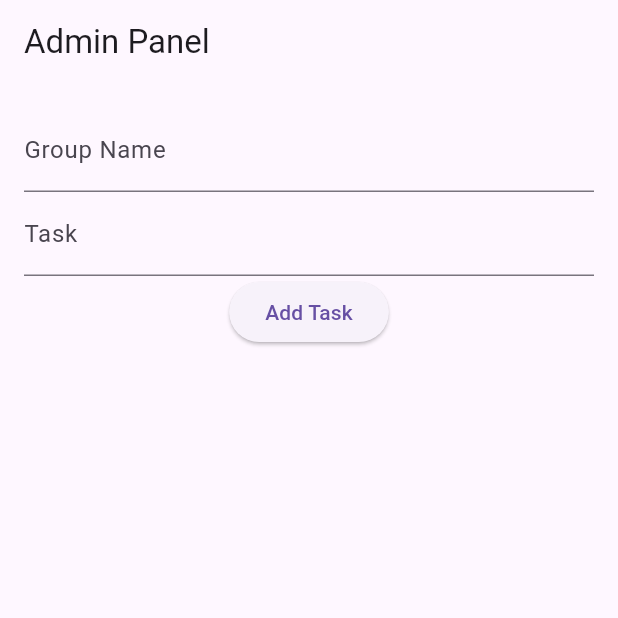
After one commit to ezgidmrplt/MobilUygulamaProje, a Flutter app: the AdminScreen screen opened directly, on a phone screen of 412 x 824 dp, the top half of it. The commit adds this screen. Run offline on Flutter 3.47's test engine with Material 3 defaults, Android fonts, the light colour scheme and no system bars; our stand-ins replace cloud_firestore, firebase_auth, firebase_core, google_fonts; accounts and stored records are empty.

Commit message:
admin ekranı home ekranı veri akışı tamamlandı admin ekranına yönlendirme yapılıyor artık login ekranında

```diff
--- /dev/null
+++ b/lib/admin.dart
@@ -0,0 +1,66 @@
+import 'package:flutter/material.dart';
+import 'package:cloud_firestore/cloud_firestore.dart';
+
+class AdminScreen extends StatelessWidget {
+  final TextEditingController groupNameController = TextEditingController();
+  final TextEditingController taskController = TextEditingController();
+
+  @override
+  Widget build(BuildContext context) {
+    return Scaffold(
+      appBar: AppBar(
+        title: Text("Admin Panel"),
+      ),
+      body: Padding(
+        padding: const EdgeInsets.all(16.0),
+        child: Column(
+          children: [
+            TextField(
+              controller: groupNameController,
+              decoration: InputDecoration(labelText: "Group Name"),
+            ),
+            TextField(
+              controller: taskController,
+              decoration: InputDecoration(labelText: "Task"),
+            ),
+            ElevatedButton(
+              onPressed: () {
+                FirebaseFirestore.instance.collection('tasks').add({
+                  'task': taskController.text,
+                  'deliveryDate': DateTime.now(),
+                  'isCompleted': false,
+                });
+              },
+              child: Text("Add Task"),
+            ),
+            Expanded(
+              child: StreamBuilder(
+                stream: FirebaseFirestore.instance.collection('tasks').snapshots(),
+                builder: (context, AsyncSnapshot<QuerySnapshot> snapshot) {
+                  if (!snapshot.hasData) return CircularProgressIndicator();
+                  return ListView(
+                    children: snapshot.data!.docs.map((doc) {
+                      return ListTile(
+                        title: Text(doc['task']),
+                        subtitle: Text(doc['deliveryDate'].toDate().toString()),
+                        trailing: IconButton(
+                          icon: Icon(Icons.delete),
+                          onPressed: () {
+                            FirebaseFirestore.instance
+                                .collection('tasks')
+                                .doc(doc.id)
+                                .delete();
+                          },
+                        ),
+                      );
+                    }).toList(),
+                  );
+                },
+              ),
+            ),
+          ],
+        ),
+      ),
+    );
+  }
+}
--- a/pubspec.yaml
+++ b/pubspec.yaml
@@ -41,6 +41,9 @@ dependencies:
   path_provider: ^2.1.5
   chat_gpt_flutter: ^1.0.16
   flutter_native_timezone_updated_gradle: ^2.0.3
+  cloud_firestore: ^5.6.1
+  supabase_flutter: ^2.8.3
+  supabase: ^2.6.2
 
 dev_dependencies:
   flutter_test:
```
Also changed, not shown: lib/anaekran.dart (+19 -137 lines), lib/anasayfa.dart (+33 -27 lines), pubspec.lock, 5 other files.
